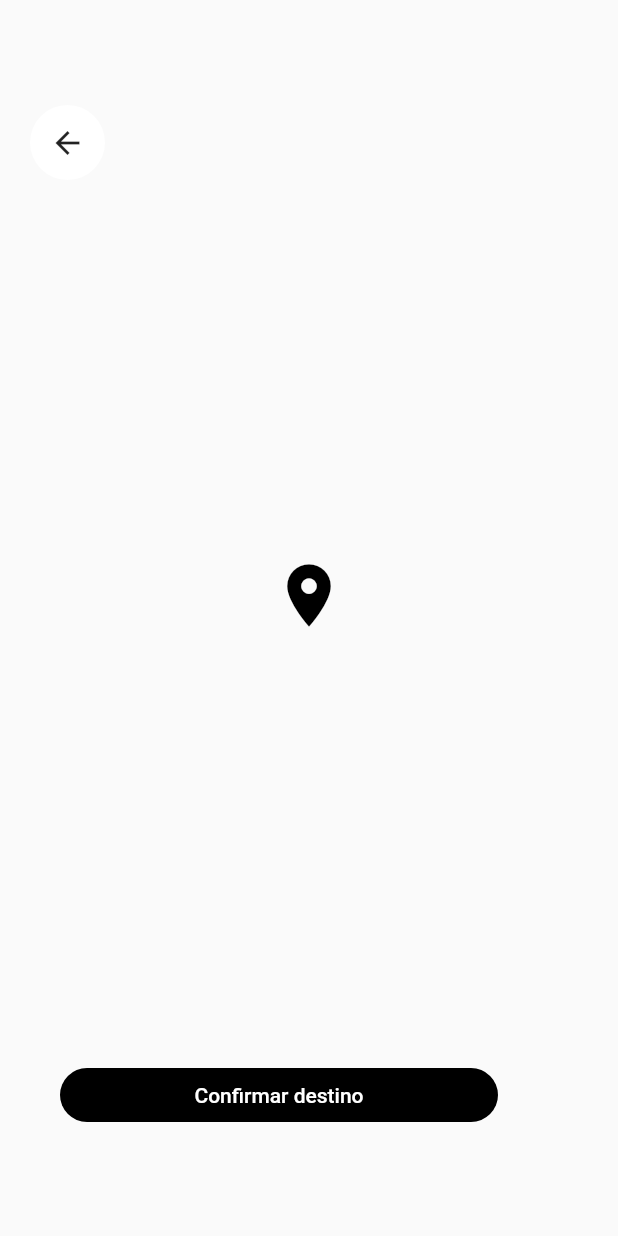
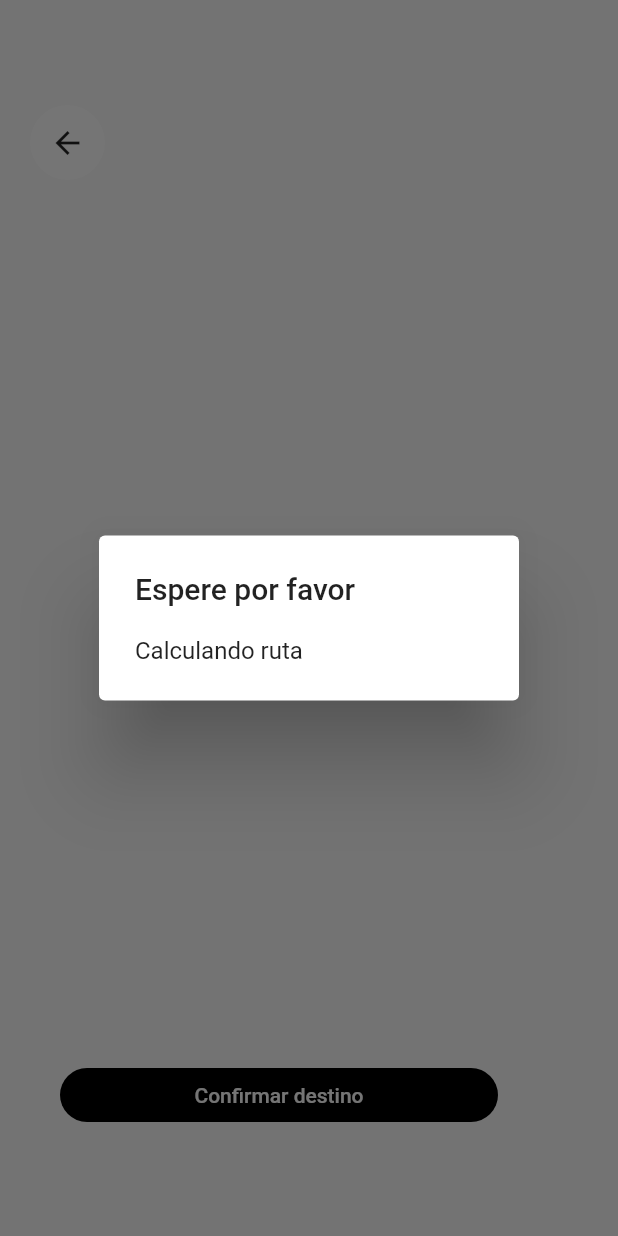
Before and after one commit to AngelIsaiRB/AppMaps, a Flutter app: the _BuildMarcadorManual widget shown alone on an empty page, opened directly, after a tap on "Confirmar destino", on a phone screen of 412 x 824 dp. Run offline on Flutter 3.47's test engine with Material 2 defaults, Android fonts, the phone set to English and light mode, and no system bars; our stand-ins replace animate_do, bloc, dio, flutter_bloc, geolocator, google_maps_flutter and 1 more; missing offline and left inert: polyline.

Commit message:
menage loading rute

```diff
--- /dev/null
+++ b/maps_app/lib/helpers/calculando_alerta.dart
@@ -0,0 +1,25 @@
+part of "helpers.dart";
+
+void calculandoAlerta(BuildContext context){
+
+  if(Platform.isAndroid){
+    showDialog(
+      context: context,
+      builder: (context)=>AlertDialog(
+        title: Text("Espere por favor"),
+        content: Text("Calculando ruta"),
+
+      )
+      );
+  }
+  else{
+    showCupertinoDialog(
+      context: context,
+      builder: (context)=>CupertinoAlertDialog(
+        title: Text("Espere por favor"),
+        content: CupertinoActivityIndicator(),
+      )
+      );
+  }
+
+}
--- a/maps_app/lib/helpers/helpers.dart
+++ b/maps_app/lib/helpers/helpers.dart
@@ -1,3 +1,7 @@
+import 'dart:io';
+
+import 'package:flutter/cupertino.dart';
 import 'package:flutter/material.dart';
 
 part 'navegar_fadein.dart';
+part 'calculando_alerta.dart';
--- a/maps_app/lib/widgets/marcador_manual.dart
+++ b/maps_app/lib/widgets/marcador_manual.dart
@@ -76,6 +76,7 @@ class _BuildMarcadorManual extends StatelessWidget {
   }
 
   void calcularDestino(BuildContext context)async {
+    calculandoAlerta(context);
 
     // ignore: close_sinks
     final mapaBloc = context.bloc<MapaBloc>();
@@ -93,5 +94,7 @@ class _BuildMarcadorManual extends StatelessWidget {
 
     mapaBloc.add(OnCrearRutaIniciodestino(coordList, distancia, duration));
 
+    Navigator.of(context).pop();
+
   }
 }
--- a/maps_app/lib/widgets/widgets.dart
+++ b/maps_app/lib/widgets/widgets.dart
@@ -2,6 +2,7 @@ import 'package:flutter/material.dart';
 import 'package:animate_do/animate_do.dart';
 import 'package:flutter_bloc/flutter_bloc.dart';
 import 'package:google_maps_flutter/google_maps_flutter.dart';
+import 'package:maps_app/helpers/helpers.dart';
 
 import 'package:maps_app/models/search_results.dart';
 import 'package:maps_app/models/trafic_response.dart';
```
